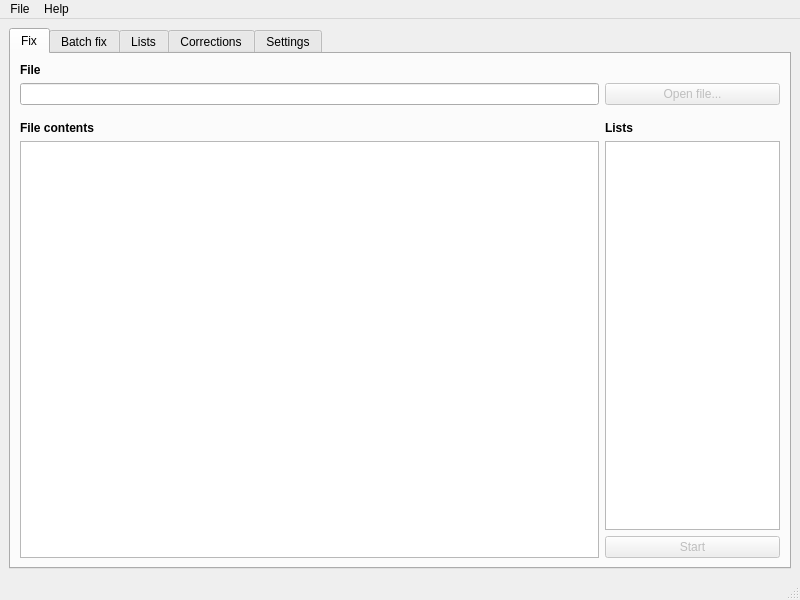
The window that mainwindow.ui (bulkware/bwreplacer) describes before a commit, drawn with Qt 5.
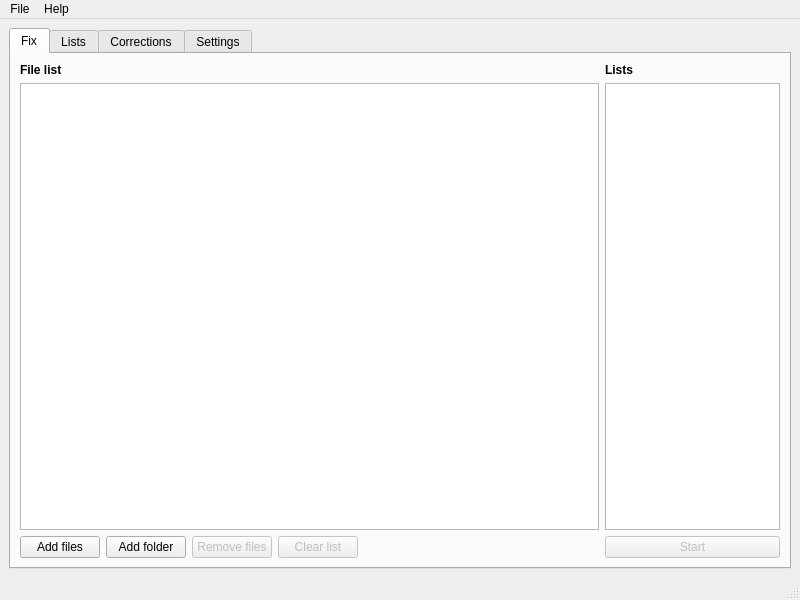
The same window after the commit. The open tabs and pages were chosen to show the change. Icons and pictures are not drawn.

```diff
--- a/mainwindow.ui
+++ b/mainwindow.ui
@@ -19,10 +19,6 @@
   <property name="windowTitle">
    <string>bwReplacer</string>
   </property>
-  <property name="windowIcon">
-   <iconset resource="icons.qrc">
-    <normaloff>:/Icons/icon.png</normaloff>:/Icons/icon.png</iconset>
-  </property>
   <property name="locale">
    <locale language="English" country="UnitedStates"/>
   </property>
@@ -37,39 +33,16 @@
        <locale language="English" country="UnitedStates"/>
       </property>
       <property name="currentIndex">
-       <number>4</number>
+       <number>0</number>
       </property>
       <widget class="QWidget" name="tabFix">
        <attribute name="title">
         <string>Fix</string>
        </attribute>
-       <layout class="QHBoxLayout" name="horizontalLayout_5">
+       <layout class="QHBoxLayout" name="horizontalLayout_4">
         <item>
-         <layout class="QGridLayout" name="gridLayout_3">
-          <item row="4" column="0" rowspan="2">
-           <widget class="QListWidget" name="lstFFileContents">
-            <property name="locale">
-             <locale language="English" country="UnitedStates"/>
-            </property>
-           </widget>
-          </item>
-          <item row="3" column="0">
-           <widget class="QLabel" name="lblFFileContents">
-            <property name="font">
-             <font>
-              <weight>75</weight>
-              <bold>true</bold>
-             </font>
-            </property>
-            <property name="locale">
-             <locale language="English" country="UnitedStates"/>
-            </property>
-            <property name="text">
-             <string>File contents</string>
-            </property>
-           </widget>
-          </item>
-          <item row="4" column="1">
+         <layout class="QGridLayout" name="gridLayout_2">
+          <item row="1" column="1">
            <widget class="QListWidget" name="lstFLists">
             <property name="minimumSize">
              <size>
@@ -88,7 +61,7 @@
             </property>
            </widget>
           </item>
-          <item row="3" column="1">
+          <item row="0" column="1">
            <widget class="QLabel" name="lblFLists">
             <property name="minimumSize">
              <size>
@@ -113,7 +86,7 @@
             </property>
            </widget>
           </item>
-          <item row="5" column="1">
+          <item row="2" column="1">
            <widget class="QPushButton" name="btnFStart">
             <property name="enabled">
              <bool>false</bool>
@@ -135,149 +108,8 @@
             </property>
            </widget>
           </item>
-          <item row="1" column="0">
-           <widget class="QLineEdit" name="txtFFile">
-            <property name="locale">
-             <locale language="English" country="UnitedStates"/>
-            </property>
-            <property name="readOnly">
-             <bool>true</bool>
-            </property>
-           </widget>
-          </item>
           <item row="0" column="0">
-           <widget class="QLabel" name="lblFFile">
-            <property name="font">
-             <font>
-              <weight>75</weight>
-              <bold>true</bold>
-             </font>
-            </property>
-            <property name="locale">
-             <locale language="English" country="UnitedStates"/>
-            </property>
-            <property name="text">
-             <string>File</string>
-            </property>
-           </widget>
-          </item>
-          <item row="1" column="1">
-           <widget class="QPushButton" name="btnFOpenFile">
-            <property name="enabled">
-             <bool>false</bool>
-            </property>
-            <property name="minimumSize">
-             <size>
-              <width>175</width>
-              <height>0</height>
-             </size>
-            </property>
-            <property name="maximumSize">
-             <size>
-              <width>175</width>
-              <height>16777215</height>
-             </size>
-            </property>
-            <property name="locale">
-             <locale language="English" country="UnitedStates"/>
-            </property>
-            <property name="text">
-             <string>Open file...</string>
-            </property>
-           </widget>
-          </item>
-          <item row="2" column="0" colspan="2">
-           <spacer name="vspcrF1">
-            <property name="orientation">
-             <enum>Qt::Vertical</enum>
-            </property>
-            <property name="sizeType">
-             <enum>QSizePolicy::Fixed</enum>
-            </property>
-            <property name="sizeHint" stdset="0">
-             <size>
-              <width>20</width>
-              <height>10</height>
-             </size>
-            </property>
-           </spacer>
-          </item>
-         </layout>
-        </item>
-       </layout>
-      </widget>
-      <widget class="QWidget" name="tabBatchFix">
-       <attribute name="title">
-        <string>Batch fix</string>
-       </attribute>
-       <layout class="QHBoxLayout" name="horizontalLayout_4">
-        <item>
-         <layout class="QGridLayout" name="gridLayout_2">
-          <item row="3" column="1">
-           <widget class="QLabel" name="lblBFLists">
-            <property name="minimumSize">
-             <size>
-              <width>175</width>
-              <height>0</height>
-             </size>
-            </property>
-            <property name="maximumSize">
-             <size>
-              <width>175</width>
-              <height>16777215</height>
-             </size>
-            </property>
-            <property name="font">
-             <font>
-              <weight>75</weight>
-              <bold>true</bold>
-             </font>
-            </property>
-            <property name="text">
-             <string>Lists</string>
-            </property>
-           </widget>
-          </item>
-          <item row="1" column="1">
-           <widget class="QPushButton" name="btnBFOpenDir">
-            <property name="enabled">
-             <bool>false</bool>
-            </property>
-            <property name="minimumSize">
-             <size>
-              <width>175</width>
-              <height>0</height>
-             </size>
-            </property>
-            <property name="maximumSize">
-             <size>
-              <width>175</width>
-              <height>16777215</height>
-             </size>
-            </property>
-            <property name="locale">
-             <locale language="English" country="UnitedStates"/>
-            </property>
-            <property name="text">
-             <string>Open directory...</string>
-            </property>
-           </widget>
-          </item>
-          <item row="4" column="0" rowspan="2">
-           <widget class="QListWidget" name="lstBFFileList"/>
-          </item>
-          <item row="1" column="0">
-           <widget class="QLineEdit" name="txtBFDir">
-            <property name="locale">
-             <locale language="English" country="UnitedStates"/>
-            </property>
-            <property name="readOnly">
-             <bool>true</bool>
-            </property>
-           </widget>
-          </item>
-          <item row="3" column="0">
-           <widget class="QLabel" name="lblBFFileList">
+           <widget class="QLabel" name="lblFFileList">
             <property name="font">
              <font>
               <weight>75</weight>
@@ -292,78 +124,75 @@
             </property>
            </widget>
           </item>
-          <item row="0" column="0">
-           <widget class="QLabel" name="lblBFPath">
-            <property name="font">
-             <font>
-              <weight>75</weight>
-              <bold>true</bold>
-             </font>
+          <item row="1" column="0">
+           <widget class="QTableWidget" name="tblFFileList">
+            <property name="acceptDrops">
+             <bool>true</bool>
             </property>
-            <property name="locale">
-             <locale language="English" country="UnitedStates"/>
-            </property>
-            <property name="text">
-             <string>Path</string>
-            </property>
-           </widget>
-          </item>
-          <item row="5" column="1">
-           <widget class="QPushButton" name="btnBFStart">
-            <property name="enabled">
+            <property name="dragEnabled">
              <bool>false</bool>
             </property>
-            <property name="minimumSize">
-             <size>
-              <width>175</width>
-              <height>0</height>
-             </size>
+            <property name="alternatingRowColors">
+             <bool>true</bool>
             </property>
-            <property name="maximumSize">
-             <size>
-              <width>175</width>
-              <height>16777215</height>
-             </size>
+            <property name="selectionBehavior">
+             <enum>QAbstractItemView::SelectRows</enum>
             </property>
-            <property name="text">
-             <string>Start</string>
-            </property>
+            <attribute name="horizontalHeaderStretchLastSection">
+             <bool>true</bool>
+            </attribute>
            </widget>
           </item>
-          <item row="4" column="1">
-           <widget class="QListWidget" name="lstBFLists">
-            <property name="minimumSize">
-             <size>
-              <width>175</width>
-              <height>0</height>
-             </size>
-            </property>
-            <property name="maximumSize">
-             <size>
-              <width>175</width>
-              <height>16777215</height>
-             </size>
-            </property>
-            <property name="selectionMode">
-             <enum>QAbstractItemView::NoSelection</enum>
-            </property>
-           </widget>
-          </item>
-          <item row="2" column="0" colspan="2">
-           <spacer name="vspcrBF1">
-            <property name="orientation">
-             <enum>Qt::Vertical</enum>
-            </property>
-            <property name="sizeType">
-             <enum>QSizePolicy::Fixed</enum>
-            </property>
-            <property name="sizeHint" stdset="0">
-             <size>
-              <width>20</width>
-              <height>10</height>
-             </size>
-            </property>
-           </spacer>
+          <item row="2" column="0">
+           <layout class="QHBoxLayout" name="horizontalLayout_6">
+            <item>
+             <widget class="QPushButton" name="btnFAddFiles">
+              <property name="text">
+               <string>Add files</string>
+              </property>
+             </widget>
+            </item>
+            <item>
+             <widget class="QPushButton" name="btnFAddFolder">
+              <property name="text">
+               <string>Add folder</string>
+              </property>
+             </widget>
+            </item>
+            <item>
+             <widget class="QPushButton" name="btnFRemoveFiles">
+              <property name="enabled">
+               <bool>false</bool>
+              </property>
+              <property name="text">
+               <string>Remove files</string>
+              </property>
+             </widget>
+            </item>
+            <item>
+             <widget class="QPushButton" name="btnFClearList">
+              <property name="enabled">
+               <bool>false</bool>
+              </property>
+              <property name="text">
+               <string>Clear list</string>
+              </property>
+             </widget>
+            </item>
+            <item>
+             <spacer name="horizontalSpacer">
+              <property name="orientation">
+               <enum>Qt::Horizontal</enum>
+              </property>
+              <property name="sizeHint" stdset="0">
+               <size>
+                <width>40</width>
+                <height>20</height>
+               </size>
+              </property>
+             </spacer>
+            </item>
+           </layout>
           </item>
          </layout>
         </item>
@@ -708,7 +537,7 @@
          <rect>
           <x>10</x>
           <y>70</y>
-          <width>171</width>
+          <width>381</width>
           <height>16</height>
          </rect>
         </property>
@@ -730,7 +559,7 @@
      <x>0</x>
      <y>0</y>
      <width>800</width>
-     <height>21</height>
+     <height>23</height>
     </rect>
    </property>
    <widget class="QMenu" name="menuFile">
```
Left out of the diff: 4 changed lines with no effect on the pictures.
